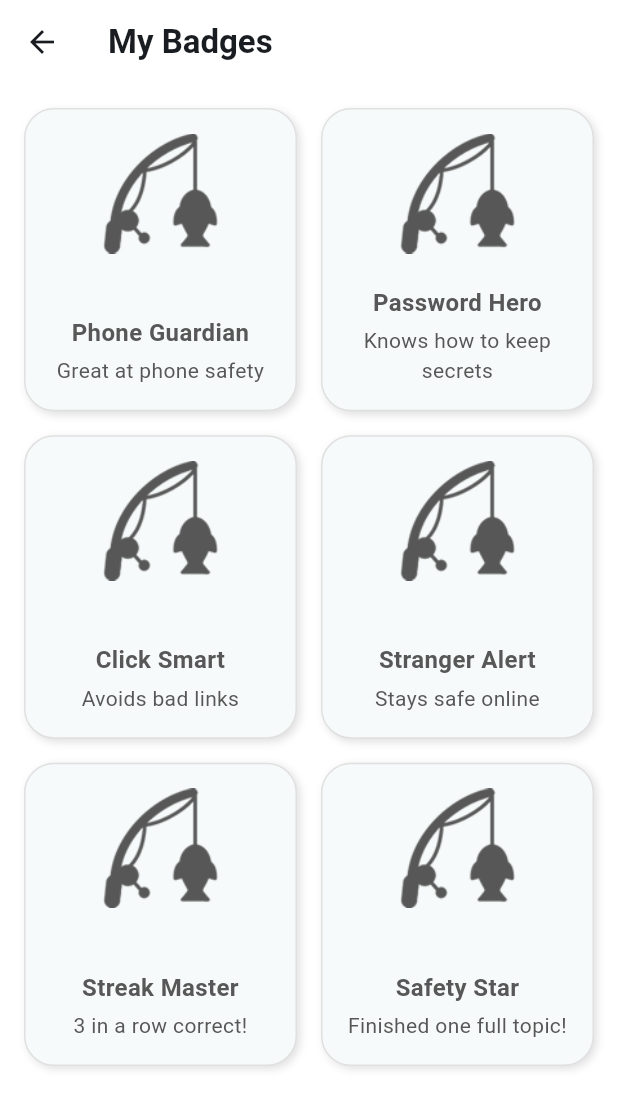
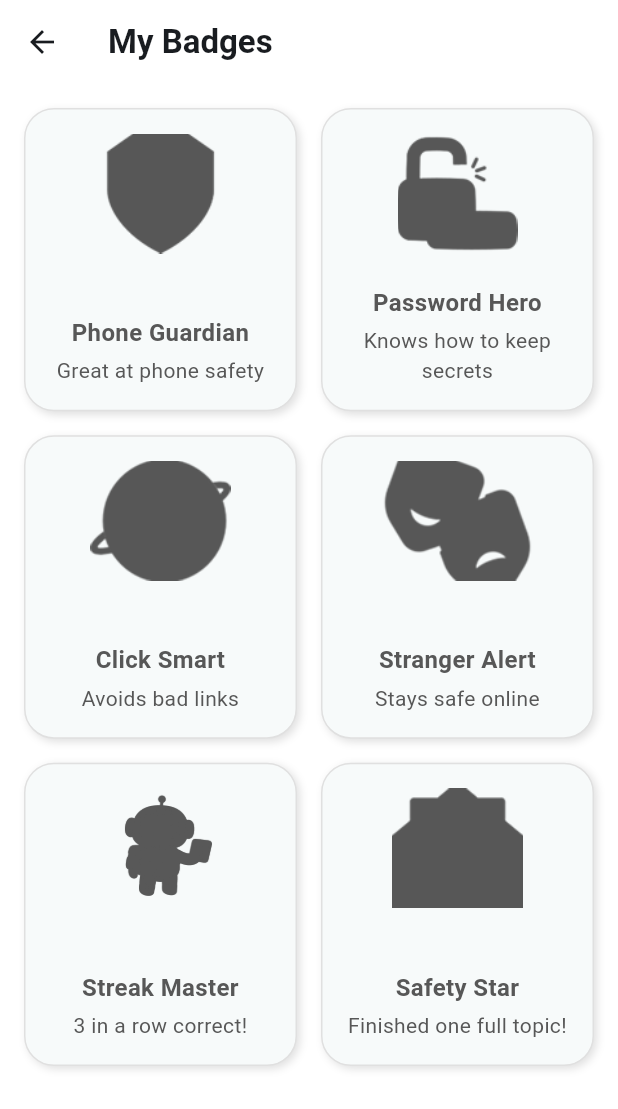
Before and after one commit to a-yane1/children-cybersecurity-awareness, a Flutter app: the MobileBadges screen opened directly, on a phone screen of 412 x 824 dp. Shown: the top 1109 px of the screen. Run offline on Flutter 3.47's test engine with Material 3 defaults, Android fonts, the light colour scheme and no system bars; our stand-ins replace google_fonts, hive_flutter; accounts and stored records are empty; Roboto replaces fonts that are missing (Signika).

Commit message:
Describe your change

```diff
--- a/lib/models/badgedata.dart
+++ b/lib/models/badgedata.dart
@@ -3,31 +3,37 @@ import 'badges.dart';
 final defaultBadges = [
   Badges(
     id: 'phone_guardian',
+    image: 'Encrypted',
     name: 'Phone Guardian',
     description: 'Great at phone safety',
   ),
   Badges(
     id: 'password_hero',
+    image: 'Password',
     name: 'Password Hero',
     description: 'Knows how to keep secrets',
   ),
   Badges(
     id: 'click_smart',
+    image: 'Browser',
     name: 'Click Smart',
     description: 'Avoids bad links',
   ),
   Badges(
     id: 'stranger_alert',
+    image: 'Theatre',
     name: 'Stranger Alert',
     description: 'Stays safe online',
   ),
   Badges(
     id: 'streak_master',
+    image: 'mascot',
     name: 'Streak Master',
     description: '3 in a row correct!',
   ),
   Badges(
     id: 'safety_star',
+    image: 'Email',
     name: 'Safety Star',
     description: 'Finished one full topic!',
   ),
--- a/lib/models/badges.dart
+++ b/lib/models/badges.dart
@@ -1,12 +1,14 @@
 class Badges {
   final String id;
   final String name;
+  final String image;
   final String description;
   final bool isUnlocked;
 
   Badges({
     required this.id,
     required this.name,
+    required this.image,
     required this.description,
     this.isUnlocked = false,
   });
--- a/lib/screens/Quiz/mobilequizscreen.dart
+++ b/lib/screens/Quiz/mobilequizscreen.dart
@@ -97,6 +97,7 @@ class _MobileQuizScreenState extends State<MobileQuizScreen> {
         final currentProgress = box.get(progressKey, defaultValue: 0);
         box.put(progressKey, currentProgress + 1);
       } else {
+        score -= 2;
         currentStreak = 0; // 🧨 FIXED
       }
     });
--- a/lib/screens/badges/mobilebadges.dart
+++ b/lib/screens/badges/mobilebadges.dart
@@ -27,6 +27,7 @@ class _MobileBadgesState extends State<MobileBadges> {
           (b) => Badges(
             id: b.id,
             name: b.name,
+            image: b.image,
             description: b.description,
             isUnlocked: unlocked.contains(b.id),
           ),
@@ -74,7 +75,7 @@ class _MobileBadgesState extends State<MobileBadges> {
               child: Column(
                 children: [
                   Image.asset(
-                    'assets/images/Fishing.png',
+                    'assets/images/${badge.image}.png',
                     height: 80,
                     color: badge.isUnlocked ? null : AppColors.inactiveColor,
                   ),
```
Also changed, not shown: 1 other file.
